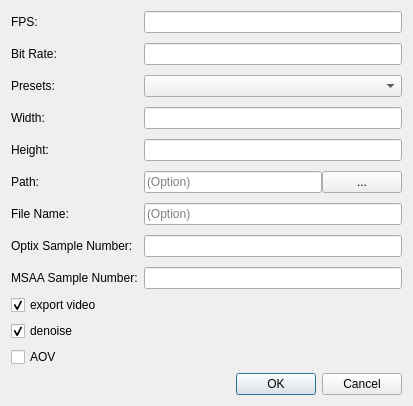
First picture: the form in ui/zenoedit/dialog/zrecorddlg.ui, repository zenustech/zeno, before the edit.
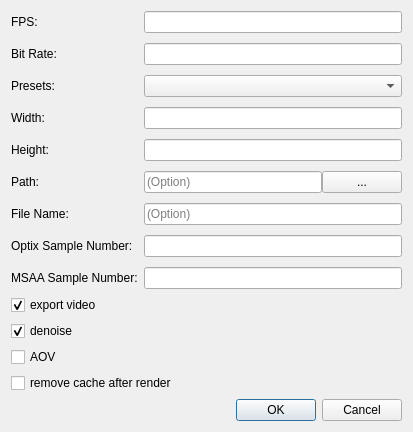
Second picture: the form after the edit.

Commit message: fix auto remove cache only when recording

```diff
--- a/ui/zenoedit/dialog/zrecorddlg.ui
+++ b/ui/zenoedit/dialog/zrecorddlg.ui
@@ -7,7 +7,7 @@
     <x>0</x>
     <y>0</y>
     <width>413</width>
-    <height>379</height>
+    <height>408</height>
    </rect>
   </property>
   <property name="windowTitle">
@@ -173,6 +173,13 @@
      </property>
     </spacer>
    </item>
+   <item>
+    <widget class="QCheckBox" name="cbRemoveAfterRender">
+     <property name="text">
+      <string>remove cache after render</string>
+     </property>
+    </widget>
+   </item>
    <item>
     <widget class="QDialogButtonBox" name="btnGroup">
      <property name="orientation">
```
The commit also changes 11 other files.
